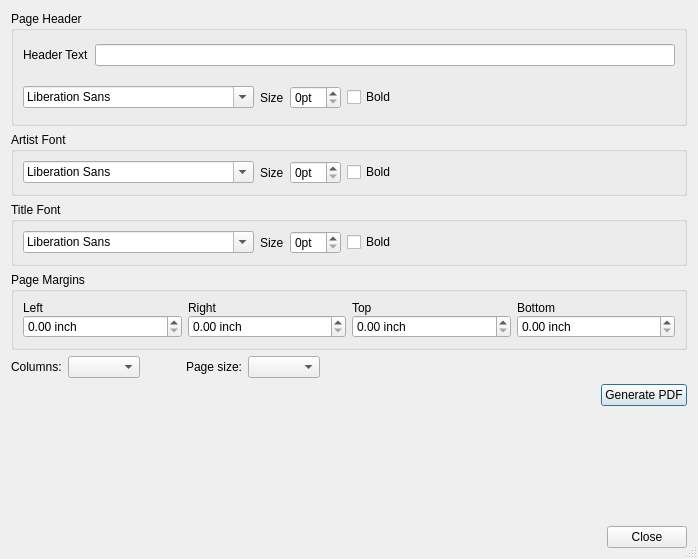
First picture: the form in OpenKJ/dlgbookcreator.ui, repository OpenKJ/OpenKJ, before the edit.
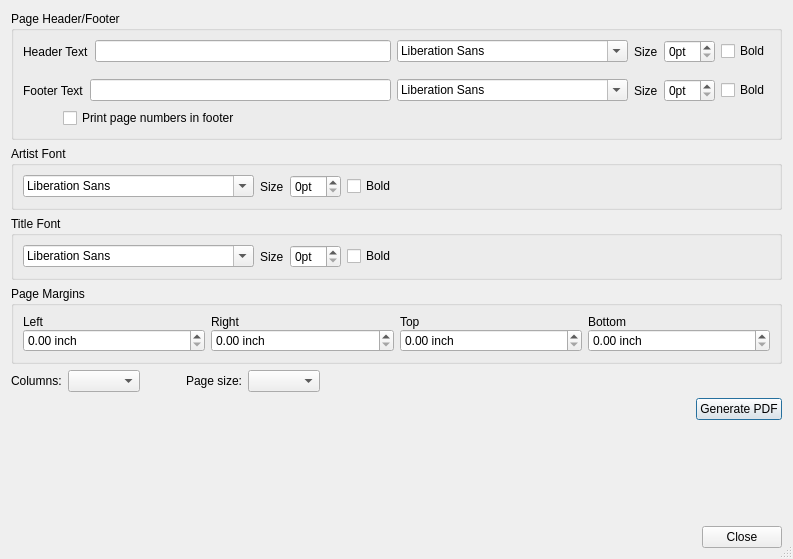
Second picture: the form after the edit.

Commit message: Adding footer functionality to songbook creator

The edit to the form file:
```diff
--- a/OpenKJ/dlgbookcreator.ui
+++ b/OpenKJ/dlgbookcreator.ui
@@ -6,7 +6,7 @@
    <rect>
     <x>0</x>
     <y>0</y>
-    <width>698</width>
+    <width>793</width>
     <height>559</height>
    </rect>
   </property>
@@ -26,7 +26,7 @@
       </sizepolicy>
      </property>
      <property name="title">
-      <string>Page Header</string>
+      <string>Page Header/Footer</string>
      </property>
      <layout class="QVBoxLayout" name="verticalLayout_4">
       <item>
@@ -44,13 +44,6 @@
         <item>
          <widget class="QLineEdit" name="lineEditHeaderText"/>
         </item>
-       </layout>
-      </item>
-      <item>
-       <layout class="QHBoxLayout" name="horizontalLayout_7">
-        <property name="topMargin">
-         <number>10</number>
-        </property>
         <item>
          <widget class="QFontComboBox" name="fontCbxHeader"/>
         </item>
@@ -72,6 +65,77 @@
          <widget class="QCheckBox" name="checkBoxBoldHeader">
           <property name="text">
            <string>Bold</string>
+          </property>
+         </widget>
+        </item>
+       </layout>
+      </item>
+      <item>
+       <layout class="QHBoxLayout" name="horizontalLayout_7">
+        <property name="topMargin">
+         <number>10</number>
+        </property>
+        <item>
+         <widget class="QLabel" name="label_11">
+          <property name="text">
+           <string>Footer Text</string>
+          </property>
+         </widget>
+        </item>
+        <item>
+         <widget class="QLineEdit" name="lineEditFooterText"/>
+        </item>
+        <item>
+         <widget class="QFontComboBox" name="fontCbxFooter"/>
+        </item>
+        <item>
+         <widget class="QLabel" name="label_12">
+          <property name="text">
+           <string>Size</string>
+          </property>
+         </widget>
+        </item>
+        <item>
+         <widget class="QSpinBox" name="spinBoxSizeFooter">
+          <property name="suffix">
+           <string>pt</string>
+          </property>
+         </widget>
+        </item>
+        <item>
+         <widget class="QCheckBox" name="checkBoxBoldFooter">
+          <property name="text">
+           <string>Bold</string>
+          </property>
+         </widget>
+        </item>
+       </layout>
+      </item>
+      <item>
+       <layout class="QHBoxLayout" name="horizontalLayout_8">
+        <property name="topMargin">
+         <number>0</number>
+        </property>
+        <item>
+         <spacer name="horizontalSpacer_7">
+          <property name="orientation">
+           <enum>Qt::Horizontal</enum>
+          </property>
+          <property name="sizeType">
+           <enum>QSizePolicy::Fixed</enum>
+          </property>
+          <property name="sizeHint" stdset="0">
+           <size>
+            <width>40</width>
+            <height>20</height>
+           </size>
+          </property>
+         </spacer>
+        </item>
+        <item>
+         <widget class="QCheckBox" name="cbxPageNumbering">
+          <property name="text">
+           <string>Print page numbers in footer</string>
           </property>
          </widget>
         </item>
```
The commit also changes 12 other files.
